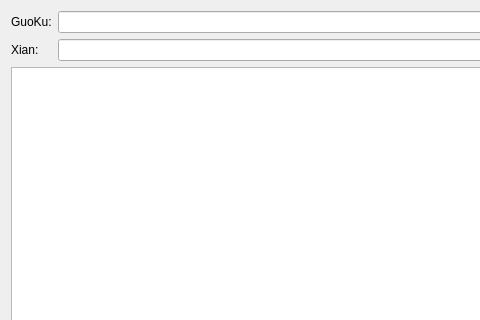
Before: the Qt Designer form gui/mainDialog.ui in davyqin/helpcbb, drawn with Qt 5; both pictures show x 0 to 480 and y 0 to 320 of the 588 by 489 pixel window.
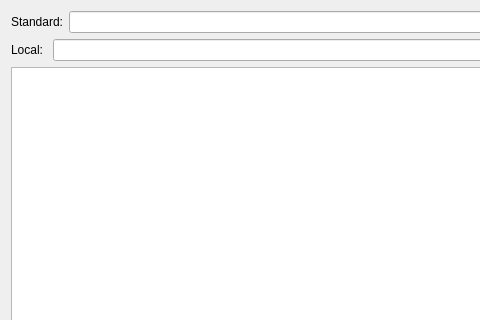
After: the same form once the commit is applied.

Commit message: Commit before leaving office. Finished most funtions of local report.

```diff
--- a/gui/mainDialog.ui
+++ b/gui/mainDialog.ui
@@ -23,7 +23,7 @@
          <item>
           <widget class="QLabel" name="label">
            <property name="text">
-            <string>GuoKu:</string>
+            <string>Standard:</string>
            </property>
           </widget>
          </item>
@@ -41,7 +41,7 @@
          <item>
           <widget class="QLabel" name="label_2">
            <property name="text">
-            <string>Xian:    </string>
+            <string>Local: </string>
            </property>
           </widget>
          </item>
```
Left out of the diff: 4 changed lines with no effect on the pictures. The commit also changes 14 other files.
